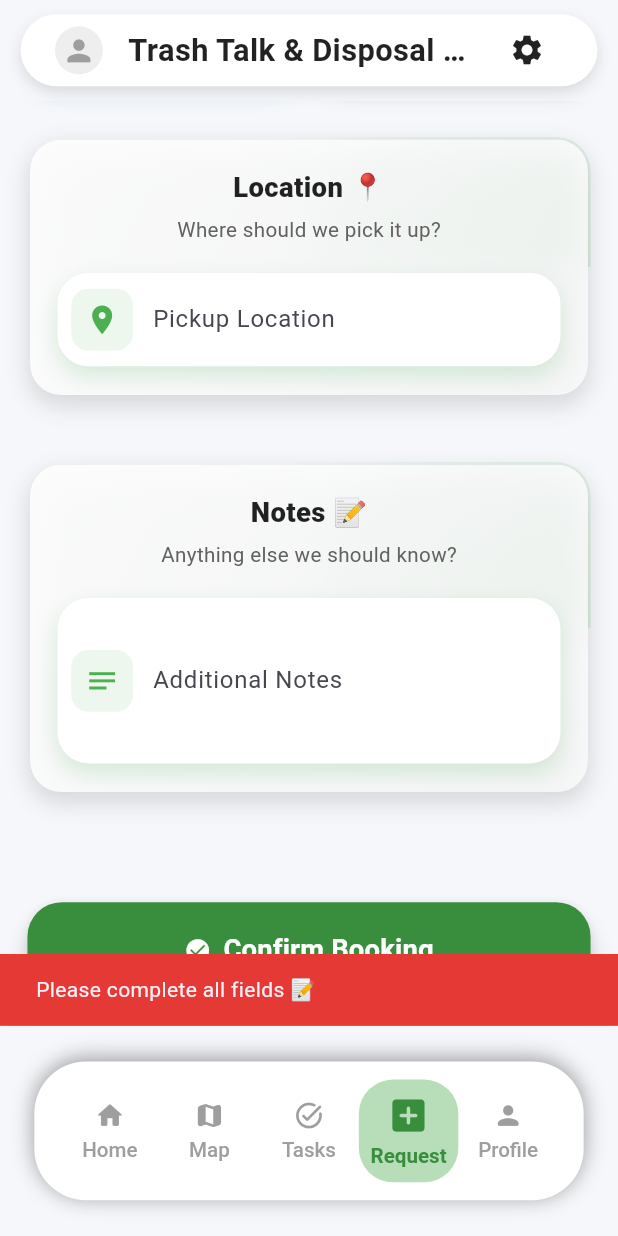
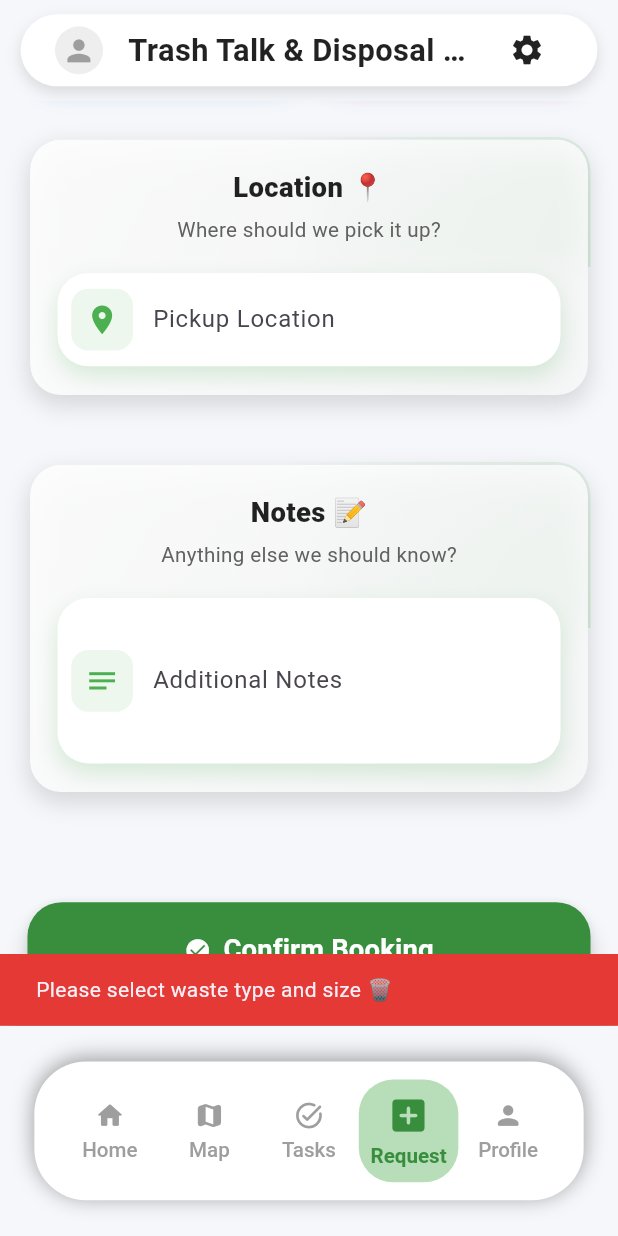
Before and after one commit to Adityaaaaaaaaaaaaaaa/WDA, a Flutter app: the URequestPage screen opened by its route, scrolled down 1567 dp, after a tap on "Confirm Booking", on a phone screen of 412 x 824 dp. Run offline on Flutter 3.47's test engine with Material 3 defaults, Android fonts, the phone set to English and light mode, and no system bars; our stand-ins replace cloud_firestore, firebase_auth, firebase_core, flutter_dotenv, flutter_riverpod, flutter_screenutil and 4 more; missing offline and left inert: alert_info, flutter_displaymode; accounts and stored records are empty.

Commit message:
firestore save for user task

```diff
--- a/lib/features/user/request/uRequest_page.dart
+++ b/lib/features/user/request/uRequest_page.dart
@@ -1,5 +1,7 @@
 import 'package:flutter/material.dart';
 import 'package:flutter_screenutil/flutter_screenutil.dart';
+import 'package:go_router/go_router.dart';
+import '../../../services/uRequest_save.dart';
 import '../widgets/uAppBar.dart';
 import '../widgets/uNavBar.dart';
 import 'widgets/animated_glass_card.dart';
@@ -201,23 +203,78 @@
                 ElevatedButton.icon(
                   style: ElevatedButton.styleFrom(
                     backgroundColor: Colors.green.shade700,
-                    padding:
-                        EdgeInsets.symmetric(vertical: 16.h, horizontal: 24.w),
+                    padding: EdgeInsets.symmetric(vertical: 16.h, horizontal: 24.w),
                     shape: RoundedRectangleBorder(
                       borderRadius: BorderRadius.circular(20.r),
                     ),
                     elevation: 6,
                   ),
-                  onPressed: () {
+                  onPressed: () async {
                     if (_formKey.currentState!.validate() &&
                         _wasteTypes.isNotEmpty &&
-                        _size != null) {
+                        _size != null &&
+                        _addressController.text.trim().isNotEmpty
+                    ) {
+                      try {
+                        final service = URequestService();
+
+                        DateTime? pickupDateTime;
+                        if (_pickupDate != null && _pickupTime != null) {
+                          pickupDateTime = DateTime(
+                            _pickupDate!.year,
+                            _pickupDate!.month,
+                            _pickupDate!.day,
+                            _pickupTime!.hour,
+                            _pickupTime!.minute,
+                          );
+                        }
+
+                        final taskId = await service.createTask(
+                          wasteTypes: _wasteTypes,
+                          size: _size!,
+                          urgency: _urgency ?? _urgencyOptions[4], // fallback to "Whenever"
+                          pickupDateTime: pickupDateTime,
+                          address: _addressController.text.trim(),
+                          notes: _notesController.text.trim(),
+                          ecoPoints: ecoPoints,
+                        );
+
+                        ScaffoldMessenger.of(context).showSnackBar(
+                          SnackBar(
+                            backgroundColor: Colors.green.shade700,
+                            content: Text("Booking confirmed ✅ Task saved with ID: $taskId"),
+                          ),
+                        );
+
+                        context.push('/uHome');
+
+                      } catch (e) {
+                        ScaffoldMessenger.of(context).showSnackBar(
+                          SnackBar(
+                            backgroundColor: Colors.red.shade600,
+                            content: Text("Failed to save task ❌ $e"),
+                          ),
+                        );
+                      }
+                    } else if (_wasteTypes.isEmpty) {
                       ScaffoldMessenger.of(context).showSnackBar(
                         SnackBar(
-                          backgroundColor: Colors.green.shade700,
-                          content: Text(
-                            "Booking confirmed ✅ You earned $ecoPoints eco-points!",
-                          ),
+                          backgroundColor: Colors.red.shade600,
+                          content: const Text("Please select waste type and size 🗑️"),
+                        ),
+                      );
+                    } else if (_addressController.text.trim().isEmpty) {
+                      ScaffoldMessenger.of(context).showSnackBar(
+                        SnackBar(
+                          backgroundColor: Colors.red.shade600,
+                          content: const Text("Please enter a pickup location 📍"),
+                        ),
+                      );
+                    } else if (_size == null) {
+                      ScaffoldMessenger.of(context).showSnackBar(
+                        SnackBar(
+                          backgroundColor: Colors.red.shade600,
+                          content: const Text("Please select the size of your waste 📏"),
                         ),
                       );
                     } else {
--- a/pubspec.yaml
+++ b/pubspec.yaml
@@ -27,6 +27,7 @@
   alert_info: ^0.0.6
   lottie: ^3.3.2
   glass: ^2.0.0+2
+  uuid: ^4.5.1
 
 dev_dependencies:
   flutter_test:
```
Also changed, not shown: lib/services/uRequest_save.dart (added, +85 -0 lines), pubspec.lock.
